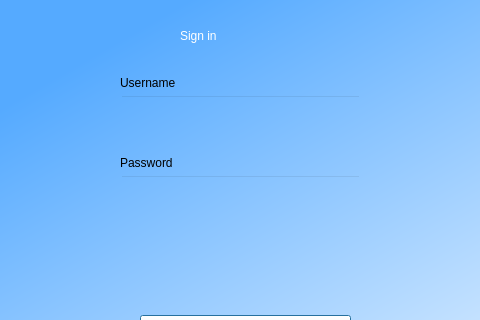
Above: chemReg/welcomescreen.ui from dahlbma/scarab_tornado before the change; both pictures show x 340 to 820 and y 315 to 635 of the 1200 by 800 pixel window. Below: the same form after it.
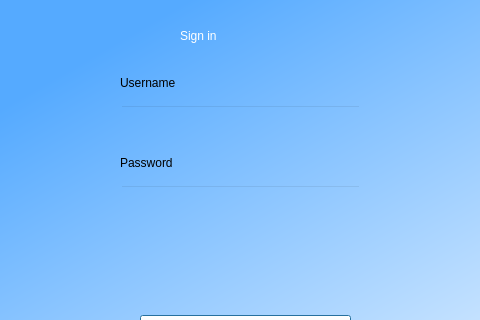
That is the form after the change.

Commit message: Handle high dps screens

What changed in the file:
```diff
--- a/chemReg/welcomescreen.ui
+++ b/chemReg/welcomescreen.ui
@@ -86,7 +86,7 @@
     <property name="geometry">
      <rect>
       <x>460</x>
-      <y>390</y>
+      <y>400</y>
       <width>241</width>
       <height>41</height>
      </rect>
@@ -100,7 +100,7 @@
     <property name="geometry">
      <rect>
       <x>460</x>
-      <y>470</y>
+      <y>480</y>
       <width>241</width>
       <height>41</height>
      </rect>
@@ -128,7 +128,7 @@
      <rect>
       <x>460</x>
       <y>450</y>
-      <width>55</width>
+      <width>71</width>
       <height>16</height>
      </rect>
     </property>
```
The commit also changes 3 other files.
